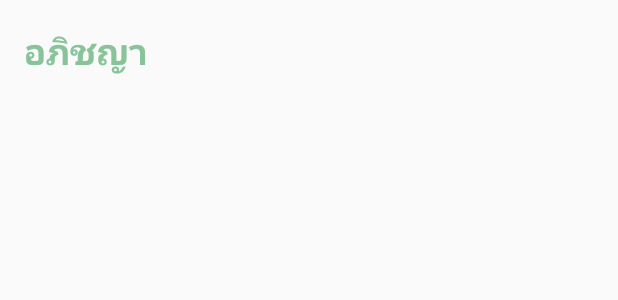
After one commit to Apichayap/MyEasyService, an Android app: the layout fragment_second.xml on its own in the app's theme, with its tools: preview values and no code run, on a phone screen of 412 x 824 dp. The commit adds this screen. Shown: the top 300 px of the screen. Run offline under Robolectric (Android 15) with nearby library versions, the phone set to English and light mode, and no system bars.

Commit message:
Finish21Oct17

```diff
--- /dev/null
+++ b/app/src/main/res/layout/fragment_second.xml
@@ -0,0 +1,25 @@
+<?xml version="1.0" encoding="utf-8"?>
+<LinearLayout xmlns:android="http://schemas.android.com/apk/res/android"
+    android:layout_width="match_parent"
+    android:layout_height="match_parent"
+    android:layout_gravity="center_horizontal"
+    android:orientation="vertical">
+
+
+
+    <!--Title-->
+    <TextView
+        android:layout_margin="@dimen/margin"
+        android:text="@string/name"
+        android:textColor="@color/colorPrimaryDark"
+        android:textStyle="bold"
+        android:textSize="@dimen/h1"
+        android:layout_width="wrap_content"
+        android:layout_height="wrap_content"/>
+
+    <!--Image-->
+
+    <!--Back Botton-->
+
+
+</LinearLayout>
```
Also changed, not shown: app/src/main/java/app/prabpairee/apichaya/myeasyservice/MainActivity.java (+11 -2 lines), app/src/main/res/layout/activity_main.xml (+9 -10 lines).
